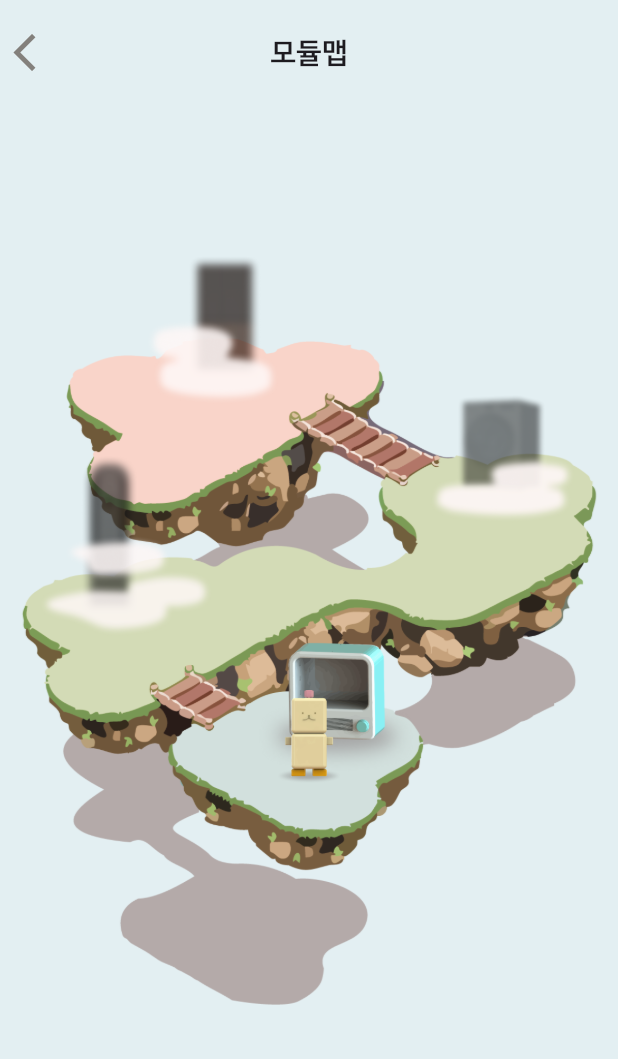
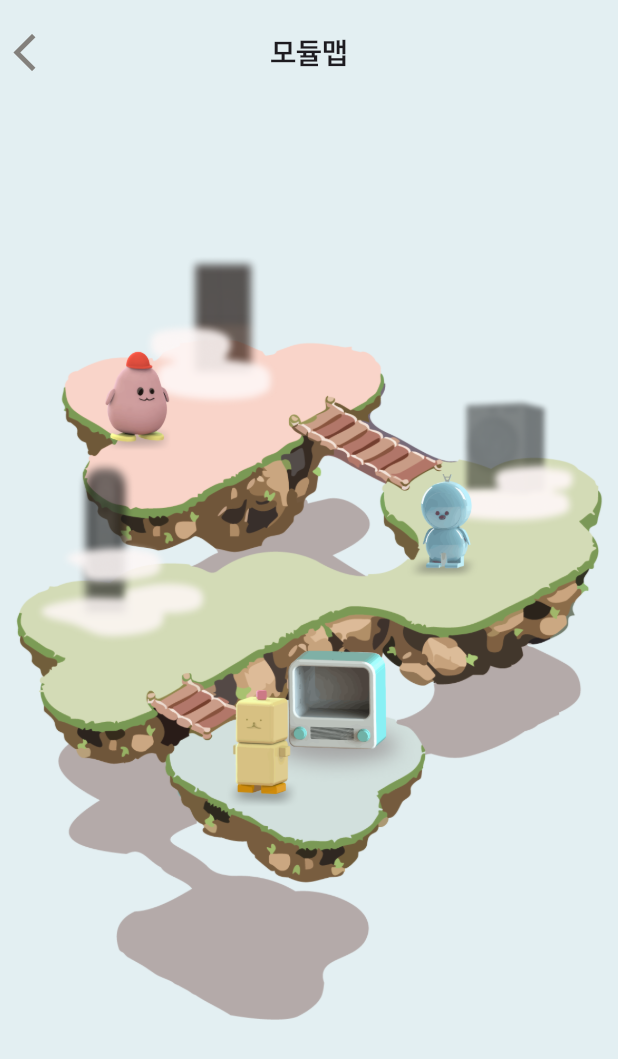
Before and after one commit to dinodajin/Appy_frontend, a Flutter app: the HomePage screen opened directly, after a tap on the "map" icon, on a phone screen of 412 x 824 dp. Shown: the top 1059 px of the screen. Run offline on Flutter 3.47's test engine with Material 3 defaults, Android fonts, the phone set to English and light mode, and no system bars; our stand-ins replace flutter_spinkit, font_awesome_flutter, introduction_screen, percent_indicator; missing offline and left inert: mobile_scanner; project files that could hold a hidden picture were left out.

Commit message:
시연용 1차

```diff
--- a/lib/main.dart
+++ b/lib/main.dart
@@ -3,6 +3,7 @@ import 'package:appy_app/pages/add_module_appy_conn.dart';
 import 'package:appy_app/pages/add_module_page.dart';
 import 'package:appy_app/pages/chat_page.dart';
 import 'package:appy_app/pages/home_page.dart';
+import 'package:appy_app/pages/module_map_page.dart';
 import 'package:appy_app/pages/onboarding_page.dart';
 import 'package:appy_app/pages/start_page.dart';
 import 'package:appy_app/providers/user_provider.dart'; // UserProvider 추가
@@ -21,7 +22,8 @@ class AppyApp extends StatelessWidget {
   Widget build(BuildContext context) {
     return MultiProvider(
       providers: [
-        ChangeNotifierProvider(create: (_) => UserProvider()), // UserProvider 등록
+        ChangeNotifierProvider(
+            create: (_) => UserProvider()), // UserProvider 등록
       ],
       child: MaterialApp(
         theme: ThemeData(
@@ -34,7 +36,7 @@ class AppyApp extends StatelessWidget {
           ),
         ),
         home: const OnboardingPage(),
-        // home: const AddModulePage(),
+        // home: HomePage(),
       ),
     );
   }
--- a/lib/pages/home_page.dart
+++ b/lib/pages/home_page.dart
@@ -153,61 +153,61 @@ class _HomePageState extends State<HomePage> with TickerProviderStateMixin {
             },
           ),
 
-          //2번째 에피
-          AnimatedBuilder(
-            animation: _controllers[1],
-            builder: (context, child) {
-              return Positioned(
-                top: _topAnimations[1].value,
-                left: _leftAnimations[1].value,
-                child: GestureDetector(
-                  onTap: () {
-                    Navigator.push(
-                      context,
-                      MaterialPageRoute(
-                        builder: (context) => const AppyPage(
-                          appyID: "ID002",
-                          appyType: 1,
-                        ),
-                      ),
-                    );
-                  },
-                  child: Image.asset(
-                    "assets/images/appy_bobby.png",
-                    height: ImageSize.appySmall,
-                  ),
-                ),
-              );
-            },
-          ),
+          // //2번째 에피
+          // AnimatedBuilder(
+          //   animation: _controllers[1],
+          //   builder: (context, child) {
+          //     return Positioned(
+          //       top: _topAnimations[1].value,
+          //       left: _leftAnimations[1].value,
+          //       child: GestureDetector(
+          //         onTap: () {
+          //           Navigator.push(
+          //             context,
+          //             MaterialPageRoute(
+          //               builder: (context) => const AppyPage(
+          //                 appyID: "ID002",
+          //                 appyType: 1,
+          //               ),
+          //             ),
+          //           );
+          //         },
+          //         child: Image.asset(
+          //           "assets/images/appy_bobby.png",
+          //           height: ImageSize.appySmall,
+          //         ),
+          //       ),
+          //     );
+          //   },
+          // ),
 
-          //2번째 에피
-          AnimatedBuilder(
-            animation: _controllers[2],
-            builder: (context, child) {
-              return Positioned(
-                top: _topAnimations[2].value,
-                left: _leftAnimations[2].value,
-                child: GestureDetector(
-                  onTap: () {
-                    Navigator.push(
-                      context,
-                      MaterialPageRoute(
-                        builder: (context) => const AppyPage(
-                          appyID: "ID003",
-                          appyType: 2,
-                        ),
-                      ),
-                    );
-                  },
-                  child: Image.asset(
-                    "assets/images/appy_nubi.png",
-                    height: ImageSize.appySmall,
-                  ),
-                ),
-              );
-            },
-          ),
+          // //3번째 에피
+          // AnimatedBuilder(
+          //   animation: _controllers[2],
+          //   builder: (context, child) {
+          //     return Positioned(
+          //       top: _topAnimations[2].value,
+          //       left: _leftAnimations[2].value,
+          //       child: GestureDetector(
+          //         onTap: () {
+          //           Navigator.push(
+          //             context,
+          //             MaterialPageRoute(
+          //               builder: (context) => const AppyPage(
+          //                 appyID: "ID003",
+          //                 appyType: 2,
+          //               ),
+          //             ),
+          //           );
+          //         },
+          //         child: Image.asset(
+          //           "assets/images/appy_nubi.png",
+          //           height: ImageSize.appySmall,
+          //         ),
+          //       ),
+          //     );
+          //   },
+          // ),
         ],
       ),
     );
--- a/lib/pages/module_map_page.dart
+++ b/lib/pages/module_map_page.dart
@@ -1,10 +1,74 @@
 import 'package:appy_app/widgets/theme.dart';
 import 'package:flutter/material.dart';
 
-class ModuleMapPage extends StatelessWidget {
-  const ModuleMapPage({
-    super.key,
-  });
+class ModuleMapPage extends StatefulWidget {
+  const ModuleMapPage({super.key});
+
+  @override
+  State<ModuleMapPage> createState() => _ModuleMapPageState();
+}
+
+class _ModuleMapPageState extends State<ModuleMapPage>
+    with TickerProviderStateMixin {
+  late AnimationController _controller1;
+  late AnimationController _controller2;
+  late AnimationController _controller3;
+
+  late Animation<double> _animation1;
+  late Animation<double> _animation2;
+  late Animation<double> _animation3;
+
+  @override
+  void initState() {
+    super.initState();
+
+    // 첫 번째 애니메이션 컨트롤러
+    _controller1 = AnimationController(
+      vsync: this,
+      duration: const Duration(milliseconds: 1000), // 첫 번째 이미지 애니메이션
+    )..repeat(reverse: true);
+
+    _animation1 = Tween<double>(begin: 0.0, end: 10.0).animate(
+      CurvedAnimation(
+        parent: _controller1,
+        curve: Curves.easeInOut,
+      ),
+    );
+
+    // 두 번째 애니메이션 컨트롤러
+    _controller2 = AnimationController(
+      vsync: this,
+      duration: const Duration(milliseconds: 2000), // 두 번째 이미지 애니메이션
+    )..repeat(reverse: true);
+
+    _animation2 = Tween<double>(begin: 0.0, end: 10.0).animate(
+      CurvedAnimation(
+        parent: _controller2,
+        curve: Curves.easeInOut,
+      ),
+    );
+
+    // 세 번째 애니메이션 컨트롤러
+    _controller3 = AnimationController(
+      vsync: this,
+      duration: const Duration(milliseconds: 2200), // 세 번째 이미지 애니메이션
+    )..repeat(reverse: true);
+
+    _animation3 = Tween<double>(begin: 0.0, end: 15.0).animate(
+      CurvedAnimation(
+        parent: _controller3,
+        curve: Curves.easeInOut,
+      ),
+    );
+  }
+
+  @override
+  void dispose() {
+    _controller1.dispose();
+    _controller2.dispose();
+    _controller3.dispose();
+    super.dispose();
+  }
 
   @override
   Widget build(BuildContext context) {
@@ -19,7 +83,7 @@ class ModuleMapPage extends StatelessWidget {
                 height: 100,
               ),
               SizedBox(
-                  height: 500,
+                height: 510,
                 child: SizedBox.expand(
                   child: Image.asset(
                     "assets/images/module_map_background.png",
@@ -29,22 +93,69 @@ class ModuleMapPage extends StatelessWidget {
               ),
             ],
           ),
-            Column(
-              mainAxisAlignment: MainAxisAlignment.start,
-              children: [
-                Container(height: 390),
-                // 모듈에 도킹된 에피만 나타나게 하기
-                GestureDetector(
+
+          // 첫 번째 움직이는 이미지
+          AnimatedBuilder(
+            animation: _animation1,
+            builder: (context, child) {
+              return Positioned(
+                left: 150,
+                top: 380 + _animation1.value,
+                child: GestureDetector(
                   onTap: () {},
+                  child: child,
+                ),
+              );
+            },
             child: Image.asset(
-                    "assets/images/appy_levi.png",
+              "assets/images/appy_levi_side.png",
               width: ImageSize.appyTiny,
             ),
           ),
+
+          // 두 번째 움직이는 이미지
+          AnimatedBuilder(
+            animation: _animation2,
+            builder: (context, child) {
+              return Positioned(
+                left: 270,
+                top: 240 + _animation2.value,
+                child: GestureDetector(
+                  onTap: () {},
+                  child: child,
+                ),
+              );
+            },
+            child: Image.asset(
+              "assets/images/appy_nubi_side.png",
+              width: ImageSize.appyTiny,
+            ),
+          ),
+
+          // 세 번째 움직이는 이미지 (좌우 반전 포함)
+          AnimatedBuilder(
+            animation: _animation3,
+            builder: (context, child) {
+              return Positioned(
+                left: 115,
+                top: 150 + _animation3.value,
+                child: GestureDetector(
+                  onTap: () {},
+                  child: Transform(
+                    transform: Matrix4.identity()..scale(-1.0, 1.0),
+                    child: child,
+                  ),
+                ),
+              );
+            },
+            child: Image.asset(
+              "assets/images/appy_bobby_side.png",
+              width: ImageSize.appyTiny - 5,
+            ),
+          ),
         ],
-            )
-          ],
-        ));
+      ),
+    );
   }
 }
 
@@ -67,7 +178,8 @@ AppBar _buildModuleMapAppBar(BuildContext context) {
             Icons.arrow_back_ios,
             size: IconSize.medium,
             color: AppColors.icon,
-            )),
+          ),
+        ),
       ],
     ),
   );
--- a/lib/pages/onboarding_page.dart
+++ b/lib/pages/onboarding_page.dart
@@ -29,7 +29,7 @@ class _OnboardingPageState extends State<OnboardingPage> {
   @override
   Widget build(BuildContext context) {
     // 화면 크기 비례로 이미지 크기 조정
-    final imageWidth = (MediaQuery.of(context).size.width) * 0.8; // 화면 너비의 80%
+    final imageWidth = (MediaQuery.of(context).size.width) * 0.7; // 화면 너비의 80%
 
     // 스플래쉬 화면
     if (_showSplash) {
@@ -47,7 +47,7 @@ class _OnboardingPageState extends State<OnboardingPage> {
                   color: AppColors.textHigh,
                 ),
               ),
-              const SizedBox(height: 50),
+              const SizedBox(height: 20),
               Image.asset(
                 width: imageWidth,
                 'assets/images/splash_logo.png', // 로고 이미지 경로
@@ -75,7 +75,7 @@ class _OnboardingPageState extends State<OnboardingPage> {
           title: 'Appy와 대화하며\n일기장을 수집해보세요',
           iconPath: 'assets/images/onboarding_2.png',
           bodyImagePath: 'assets/images/onboarding_body_2.png',
-          bodyHeight: 180,
+          bodyHeight: 230,
         ),
         createPageViewModel(
           context,
```
Also changed, not shown: lib/pages/appy_page.dart (+5 -5 lines), lib/pages/diary_page.dart (+4 -5 lines), lib/pages/gift_page.dart (+15 -11 lines), lib/widgets/appy.dart (+20 -0 lines), assets/icons/gift/gift_2_1.png, assets/icons/gift/gift_2_2.png, assets/icons/gift/gift_2_3.png, assets/icons/gift/gift_3_1.png, assets/icons/gift/gift_3_2.png, assets/icons/gift/gift_3_3.png, assets/images/onboarding_body_2.png. Lines whose indentation alone changed are shown as unchanged.
